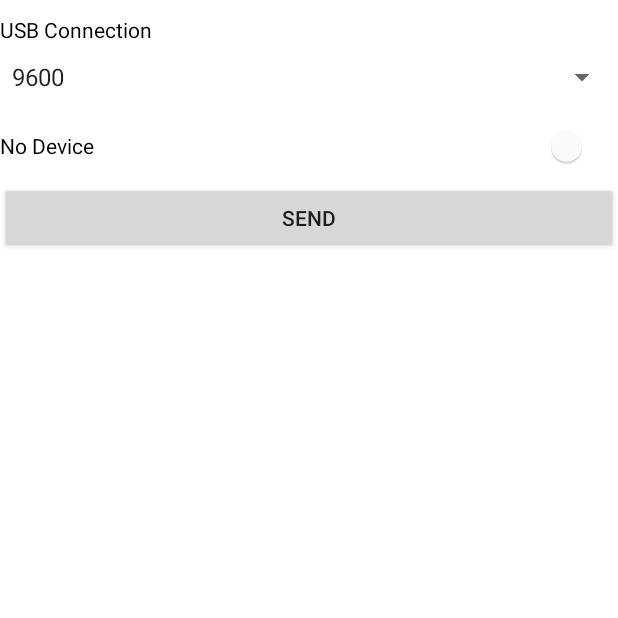
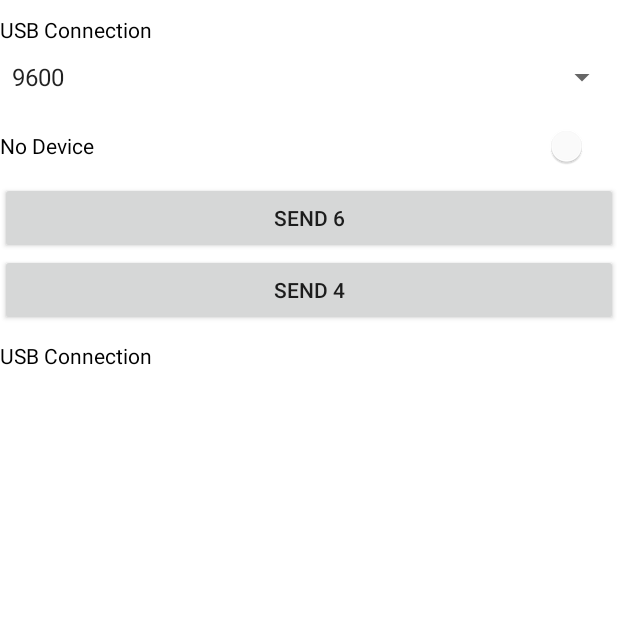
Before and after one commit to kkelchte/dummy_android_arduino_app, an Android app: the screen it shows after launch (SettingsActivity), on a phone screen of 412 x 824 dp, the top half of it. Run offline under Robolectric (Android 15) with nearby library versions, the phone set to English and light mode, and no system bars; libraries missing offline, so code that uses them is left out: com.felhr.usbserial.

Commit message:
add baudrate

```diff
--- a/app/app/src/main/java/com/example/dummy_android_arduino_app/SettingsActivity.java
+++ b/app/app/src/main/java/com/example/dummy_android_arduino_app/SettingsActivity.java
@@ -16,7 +16,8 @@ import androidx.appcompat.widget.SwitchCompat;
 import java.util.Arrays;
 
 public class SettingsActivity extends Activity implements AdapterView.OnItemSelectedListener {
-    Button mButton;
+    Button hButton;
+    Button lButton;
     private static Context mContext;
     protected Spinner baudRateSpinner;
 
@@ -38,8 +39,10 @@ public class SettingsActivity extends Activity implements AdapterView.OnItemSele
         mContext = getApplicationContext();
         setContentView(R.layout.settings_activity);
         baudRateSpinner = findViewById(R.id.baud_rate_spinner);
-        mButton = (Button) findViewById(R.id.mButton);
-        mButton.setEnabled(true);
+        hButton = (Button) findViewById(R.id.hButton);
+        hButton.setEnabled(true);
+        lButton = (Button) findViewById(R.id.lButton);
+        lButton.setEnabled(true);
         connectionSwitchCompat = findViewById(R.id.connection_switch);
         baudRateSpinner.setOnItemSelectedListener(this);
         baudRateSpinner.setSelection(Arrays.binarySearch(BaudRates, baudRate));
@@ -97,8 +100,14 @@ public class SettingsActivity extends Activity implements AdapterView.OnItemSele
     }
 
     @RequiresApi(api = Build.VERSION_CODES.KITKAT)
-    public void onClick(View view) {
+    public void onClickHigh(View view) {
         Toast.makeText(getContext(), "Sending 6.", Toast.LENGTH_SHORT).show();
         usbConnection.send("6");
     }
+
+    @RequiresApi(api = Build.VERSION_CODES.KITKAT)
+    public void onClickLow(View view) {
+        Toast.makeText(getContext(), "Sending 4.", Toast.LENGTH_SHORT).show();
+        usbConnection.send("6");
+    }
 }
--- a/app/app/src/main/res/layout/settings_activity.xml
+++ b/app/app/src/main/res/layout/settings_activity.xml
@@ -31,10 +31,24 @@
         android:textColor="@android:color/black" />
 
 
-    <Button android:id="@+id/mButton"
+    <Button android:id="@+id/hButton"
         android:layout_width="fill_parent"
         android:layout_height="wrap_content"
-        android:onClick="onClick"
-        android:text="@string/send"/>
+        android:onClick="onClickHigh"
+        android:text="@string/sendhigh"/>
+
+    <Button android:id="@+id/lButton"
+        android:layout_width="fill_parent"
+        android:layout_height="wrap_content"
+        android:onClick="onClickLow"
+        android:text="@string/sendlow"/>
+
+    <TextView
+        android:id="@+id/received_data"
+        android:layout_width="wrap_content"
+        android:layout_height="wrap_content"
+        android:layout_marginTop="10dp"
+        android:text="@string/usb_connection"
+        android:textColor="@android:color/black" />
 
 </LinearLayout>
--- a/app/app/src/main/res/values/strings.xml
+++ b/app/app/src/main/res/values/strings.xml
@@ -35,5 +35,6 @@
 
 
     <string name="no_device">No Device</string>
-    <string name="send">Send</string>
+    <string name="sendhigh">Send 6</string>
+    <string name="sendlow">Send 4</string>
 </resources>
```
